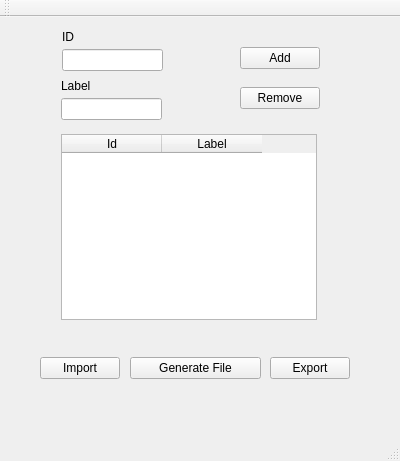
Before: the Qt Designer form t8/crud.ui in jviriato/elc117, drawn with Qt 5.
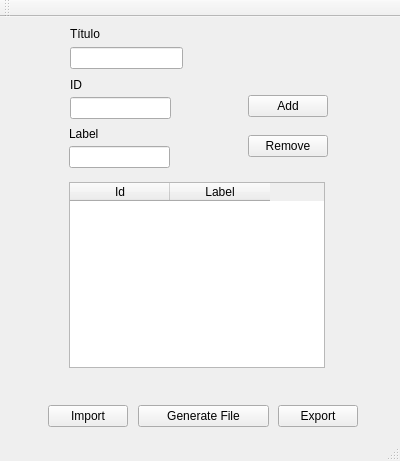
After: the same form once the commit is applied.

The edit to the form file:
```diff
--- a/t8/crud.ui
+++ b/t8/crud.ui
@@ -17,8 +17,8 @@
    <widget class="QPushButton" name="botaoExport">
     <property name="geometry">
      <rect>
-      <x>270</x>
-      <y>340</y>
+      <x>278</x>
+      <y>388</y>
       <width>80</width>
       <height>22</height>
      </rect>
@@ -30,8 +30,8 @@
    <widget class="QPushButton" name="botaoImport">
     <property name="geometry">
      <rect>
-      <x>40</x>
-      <y>340</y>
+      <x>48</x>
+      <y>388</y>
       <width>80</width>
       <height>22</height>
      </rect>
@@ -43,8 +43,8 @@
    <widget class="QPushButton" name="pushButton_6">
     <property name="geometry">
      <rect>
-      <x>130</x>
-      <y>340</y>
+      <x>138</x>
+      <y>388</y>
       <width>131</width>
       <height>22</height>
      </rect>
@@ -56,8 +56,8 @@
    <widget class="QPushButton" name="botaoRemove">
     <property name="geometry">
      <rect>
-      <x>240</x>
-      <y>70</y>
+      <x>248</x>
+      <y>118</y>
       <width>80</width>
       <height>22</height>
      </rect>
@@ -69,8 +69,8 @@
    <widget class="QLineEdit" name="linhaLabel">
     <property name="geometry">
      <rect>
-      <x>61</x>
-      <y>81</y>
+      <x>69</x>
+      <y>129</y>
       <width>101</width>
       <height>22</height>
      </rect>
@@ -79,8 +79,8 @@
    <widget class="QLabel" name="label_2">
     <property name="geometry">
      <rect>
-      <x>61</x>
-      <y>61</y>
+      <x>69</x>
+      <y>109</y>
       <width>33</width>
       <height>16</height>
      </rect>
@@ -92,8 +92,8 @@
    <widget class="QPushButton" name="botaoAdd">
     <property name="geometry">
      <rect>
-      <x>240</x>
-      <y>30</y>
+      <x>248</x>
+      <y>78</y>
       <width>80</width>
       <height>22</height>
      </rect>
@@ -105,8 +105,8 @@
    <widget class="QTableWidget" name="tableWidget">
     <property name="geometry">
      <rect>
-      <x>61</x>
-      <y>117</y>
+      <x>69</x>
+      <y>165</y>
       <width>256</width>
       <height>186</height>
      </rect>
@@ -125,8 +125,8 @@
    <widget class="QLineEdit" name="linhaID">
     <property name="geometry">
      <rect>
-      <x>62</x>
-      <y>32</y>
+      <x>70</x>
+      <y>80</y>
       <width>101</width>
       <height>22</height>
      </rect>
@@ -135,8 +135,8 @@
    <widget class="QLabel" name="label">
     <property name="geometry">
      <rect>
-      <x>62</x>
-      <y>12</y>
+      <x>70</x>
+      <y>60</y>
       <width>16</width>
       <height>16</height>
      </rect>
@@ -145,6 +145,29 @@
      <string>ID</string>
     </property>
    </widget>
+   <widget class="QLabel" name="label_3">
+    <property name="geometry">
+     <rect>
+      <x>70</x>
+      <y>10</y>
+      <width>59</width>
+      <height>14</height>
+     </rect>
+    </property>
+    <property name="text">
+     <string>Título</string>
+    </property>
+   </widget>
+   <widget class="QLineEdit" name="tituloEdit">
+    <property name="geometry">
+     <rect>
+      <x>70</x>
+      <y>30</y>
+      <width>113</width>
+      <height>22</height>
+     </rect>
+    </property>
+   </widget>
   </widget>
   <widget class="QToolBar" name="mainToolBar">
    <attribute name="toolBarArea">
```
